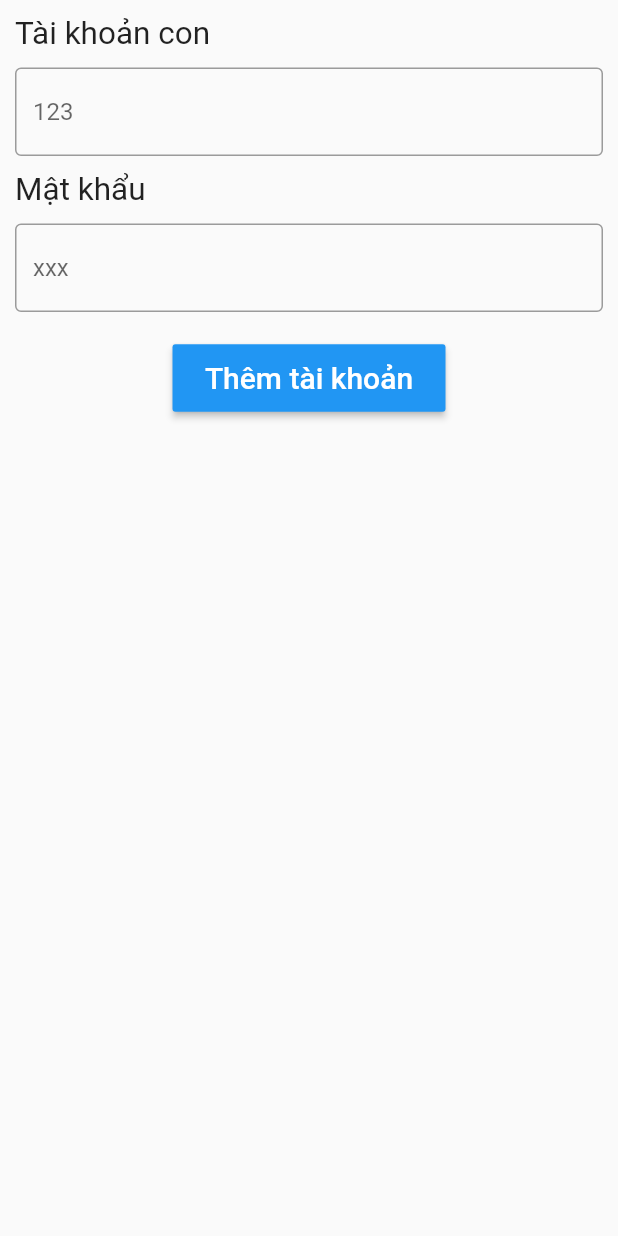
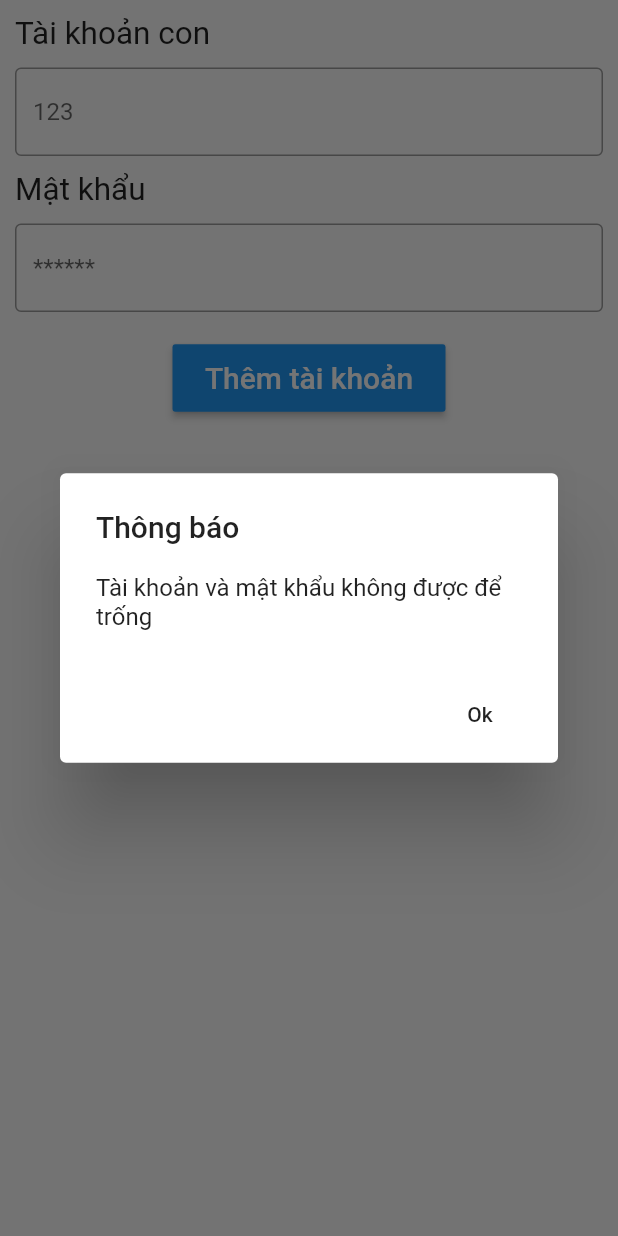
Before and after one commit to VinhShin/quanly_thuchi, a Flutter app: the UserHome widget shown alone on an empty page, opened directly, after a tap on "Thêm tài khoản", on a phone screen of 412 x 824 dp. Run offline on Flutter 3.47's test engine with Material 2 defaults, Android fonts, the phone set to English and light mode, and no system bars; our stand-ins replace bloc, cloud_firestore, equatable, firebase_auth, flutter_bloc, font_awesome_flutter and 3 more; accounts and stored records are empty.

Commit message:
+ add user

```diff
--- a/lib/base_widget/edit_base.dart
+++ b/lib/base_widget/edit_base.dart
@@ -8,10 +8,12 @@ class EditBase extends StatelessWidget{
   String hint;
   bool isMultiline = false;
   bool isMoney = false;
-  EditBase(String hint, {this.isMultiline, this.controller, this.isMoney}){
+  bool isPassWord = false;
+  EditBase(String hint, {this.isMultiline, this.controller, this.isMoney, this.isPassWord}){
     this.hint = hint;
       this.isMultiline = isMultiline??false;
       this.isMoney = isMoney??false;
+      this.isPassWord = isPassWord??false;
   }
 
   @override
@@ -28,6 +30,7 @@ class EditBase extends StatelessWidget{
           primaryColorDark: Colors.red,
         ),
         child: new TextField(
+          obscureText: this.isPassWord,
           controller: controller,
           keyboardType: isMoney?TextInputType.number:TextInputType.multiline,
           maxLines: this.numberLine,
--- a/lib/user/bloc/user_state.dart
+++ b/lib/user/bloc/user_state.dart
@@ -1,20 +1,21 @@
 class UserState{
 
   bool loading;
+  bool loaded;
   bool addSuccess;
 
-  UserState({this.loading, this.addSuccess});
+  UserState({this.loading, this.loaded, this.addSuccess});
 
   factory UserState.Empty(){
-    return UserState(loading: false, addSuccess: false);
+    return UserState(loading: false, loaded: false, addSuccess: false);
   }
 
   factory UserState.AddUser(){
-     return UserState(loading:true, addSuccess:false);
+     return UserState(loading:true, loaded: false,  addSuccess:false);
   }
 
   factory UserState.AddResult(bool success ){
-    return UserState(loading:false, addSuccess:success);
+    return UserState(loading:false, loaded: true, addSuccess:success);
   }
 
 }
--- a/lib/user/user_home.dart
+++ b/lib/user/user_home.dart
@@ -1,6 +1,10 @@
 import 'package:flutter/material.dart';
 import 'package:quanly_thuchi/base_widget/text_base.dart';
 import 'package:quanly_thuchi/base_widget/edit_base.dart';
+import 'package:quanly_thuchi/user/bloc/user_bloc.dart';
+import 'package:quanly_thuchi/user/bloc/user_event.dart';
+import 'package:quanly_thuchi/user/bloc/user_state.dart';
+import 'package:flutter_bloc/flutter_bloc.dart';
 
 class UserHome extends StatefulWidget {
   @override
@@ -13,11 +17,32 @@ class UserHome extends StatefulWidget {
 class _UserHome extends State<UserHome> {
   TextEditingController subUserName = new TextEditingController();
   TextEditingController subPassName = new TextEditingController();
+  UserBloc _userBloc;
+
+  @override
+  void initState() {
+    // TODO: implement initState
+    super.initState();
+    _userBloc = new UserBloc();
+  }
 
   @override
   Widget build(BuildContext context) {
     // TODO: implement build
-    return Column(
+    return BlocListener(
+        bloc: _userBloc,
+        listener: (BuildContext context, UserState state) {
+          if (state.loaded) {
+            _showDialogRegisterResult(state.addSuccess);
+            if(state.addSuccess) {
+              setState(() {
+                subUserName.text = "";
+                subPassName.text = "";
+              });
+            }
+          }
+        },
+        child: Column(
             crossAxisAlignment: CrossAxisAlignment.start,
             children: <Widget>[
               TextBase("Tài khoản con"),
@@ -28,26 +53,83 @@ class _UserHome extends State<UserHome> {
               ),
               TextBase("Mật khẩu"),
               EditBase(
-          "xxx",
+                "******",
                 controller: this.subPassName,
                 isMoney: false,
+                isPassWord: true,
               ),
               Container(
                 margin: EdgeInsets.only(top: 20),
                 alignment: Alignment.center,
                 child: RaisedButton(
                     color: Colors.blue,
-              onPressed: () {},
+                    onPressed: () {
+                      if (this.subPassName.text.length == 0 ||
+                          this.subUserName.text.length == 0) {
+                        _showDialogRegisterNotValid();
+                      } else {
+                        _userBloc.dispatch(UserEventRegister(
+                            userName: this.subUserName.text,
+                            userPass: this.subPassName.text));
+                      }
+                    },
                     child: Container(
                         width: 150,
                         height: 45,
                         child: Center(
                           child: Text("Thêm tài khoản",
                               textAlign: TextAlign.center,
-                        style: TextStyle(fontSize: 20, color: Colors.white)),
+                              style:
+                                  TextStyle(fontSize: 20, color: Colors.white)),
                         ))),
               )
+            ]));
+  }
+
+  void _showDialogRegisterResult(bool sucess) {
+    // flutter defined function
+    showDialog(
+      context: context,
+      builder: (BuildContext context) {
+        // return object of type Dialog
+        return AlertDialog(
+          title: new Text("Thông báo"),
+          content: new Text(
+              sucess ? "Đăng ký thành công" : "Tài khoản đăng ký đã tồn tại"),
+          actions: <Widget>[
+            // usually buttons at the bottom of the dialog
+            new FlatButton(
+              child: new Text("Ok"),
+              onPressed: () {
+                Navigator.of(context).pop();
+              },
+            ),
           ],
+        );
+      },
+    );
+  }
+
+  void _showDialogRegisterNotValid() {
+    // flutter defined function
+    showDialog(
+      context: context,
+      builder: (BuildContext context) {
+        // return object of type Dialog
+        return AlertDialog(
+          title: new Text("Thông báo"),
+          content: new Text("Tài khoản và mật khẩu không được để trống"),
+          actions: <Widget>[
+            // usually buttons at the bottom of the dialog
+            new FlatButton(
+              child: new Text("Ok"),
+              onPressed: () {
+                Navigator.of(context).pop();
+              },
+            ),
+          ],
+        );
+      },
     );
   }
 }
```
Also changed, not shown: lib/repository/firestorage_repository.dart (+38 -1 lines), lib/user/bloc/user_bloc.dart (+26 -11 lines). Lines whose indentation alone changed are shown as unchanged.
